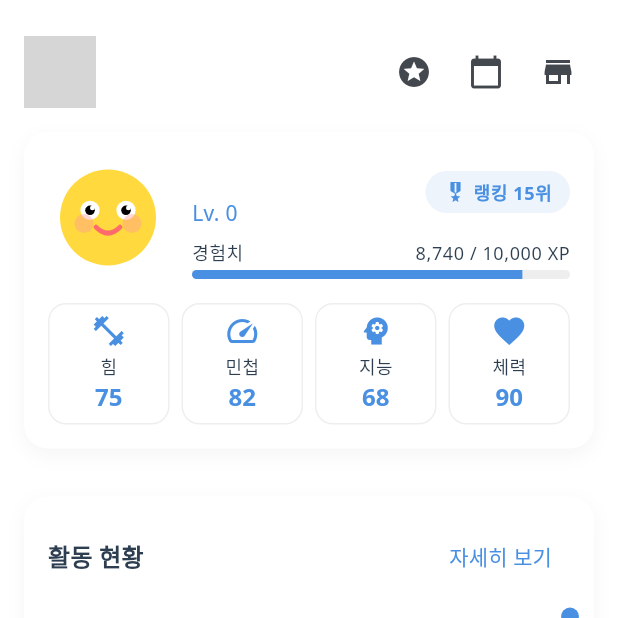
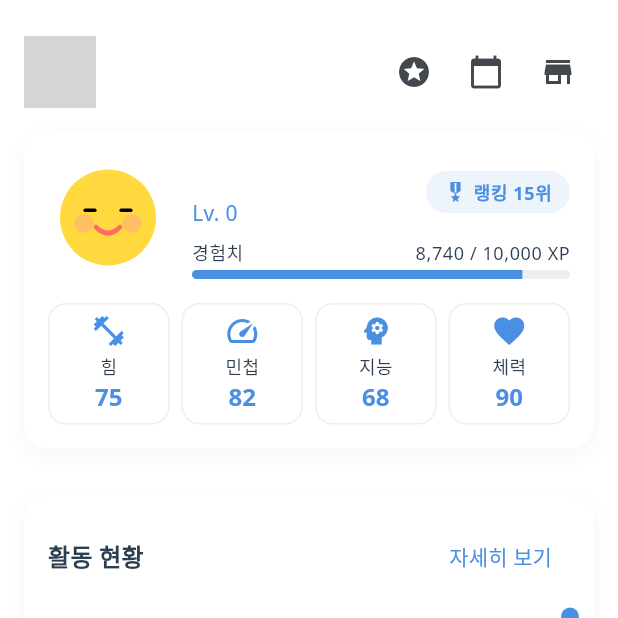
Before and after one commit to YoungGilMad/frontend, a Flutter app: the HomeScreen screen opened directly, after a tap on "1개월", on a phone screen of 412 x 824 dp, the top half of it. Run offline on Flutter 3.47's test engine with Material 3 defaults, Android fonts, the light colour scheme and no system bars; drawn by our look-alikes of fl_chart; our stand-ins replace flutter_dotenv, flutter_svg, google_fonts, shared_preferences, table_calendar; accounts and stored records are empty; network calls fail; grey boxes are pictures that could not be loaded.

Commit message:
character detail page add

```diff
--- /dev/null
+++ b/lib/presentation/widgets/home/animated_character_widget.dart
@@ -0,0 +1,72 @@
+import 'package:flutter/material.dart';
+import 'package:flutter_svg/flutter_svg.dart';
+
+class AnimatedCharacterWidget extends StatefulWidget {
+  const AnimatedCharacterWidget({super.key});
+
+  @override
+  State<AnimatedCharacterWidget> createState() => _AnimatedCharacterWidgetState();
+}
+
+class _AnimatedCharacterWidgetState extends State<AnimatedCharacterWidget> {
+  int _currentIndex = 0;
+  final List<String> _frames = [
+    // Frame 1 - Normal
+    '''<svg viewBox="0 0 100 100" xmlns="http://www.w3.org/2000/svg">
+      <circle cx="50" cy="50" r="40" fill="#FFD93D"/>
+      <g transform="translate(0,2)">
+        <circle cx="35" cy="42" r="8" fill="white"/>
+        <circle cx="35" cy="42" r="4" fill="black"/>
+        <circle cx="37" cy="40" r="2" fill="white"/>
+        <circle cx="65" cy="42" r="8" fill="white"/>
+        <circle cx="65" cy="42" r="4" fill="black"/>
+        <circle cx="67" cy="40" r="2" fill="white"/>
+      </g>
+      <circle cx="30" cy="55" r="8" fill="#FF9999" opacity="0.4"/>
+      <circle cx="70" cy="55" r="8" fill="#FF9999" opacity="0.4"/>
+      <path d="M 40 58 Q 50 68 60 58" fill="none" stroke="#FF6B6B" stroke-width="4" stroke-linecap="round"/>
+    </svg>''',
+
+    // Frame 2 - Blink
+    '''<svg viewBox="0 0 100 100" xmlns="http://www.w3.org/2000/svg">
+      <circle cx="50" cy="50" r="40" fill="#FFD93D"/>
+      <g transform="translate(0,2)">
+        <path d="M 31 42 L 39 42" stroke="black" stroke-width="3" stroke-linecap="round"/>
+        <path d="M 61 42 L 69 42" stroke="black" stroke-width="3" stroke-linecap="round"/>
+      </g>
+      <circle cx="30" cy="55" r="8" fill="#FF9999" opacity="0.4"/>
+      <circle cx="70" cy="55" r="8" fill="#FF9999" opacity="0.4"/>
+      <path d="M 40 58 Q 50 68 60 58" fill="none" stroke="#FF6B6B" stroke-width="4" stroke-linecap="round"/>
+    </svg>''',
+  ];  // 오직 2개의 프레임만 포함
+
+  @override
+  void initState() {
+    super.initState();
+    _startAnimation();
+  }
+
+  void _startAnimation() {
+    Future.delayed(const Duration(milliseconds: 1000), () {
+      if (mounted) {
+        setState(() {
+          _currentIndex = (_currentIndex + 1) % 2;  // 명시적으로 2개의 프레임만 사용
+        });
+        _startAnimation();
+      }
+    });
+  }
+
+  @override
+  Widget build(BuildContext context) {
+    return AnimatedSwitcher(
+      duration: const Duration(milliseconds: 200),
+      child: SvgPicture.string(
+        _frames[_currentIndex],
+        key: ValueKey<int>(_currentIndex),
+        width: 80,
+        height: 80,
+      ),
+    );
+  }
+}
--- a/lib/presentation/widgets/home/hero_status_widget.dart
+++ b/lib/presentation/widgets/home/hero_status_widget.dart
@@ -2,6 +2,7 @@ import 'package:flutter/material.dart';
 import 'package:provider/provider.dart';
 import '../../providers/auth_provider.dart';
 import 'character_detail_widget.dart';
+import 'animated_character_widget.dart';
 import 'package:flutter_svg/flutter_svg.dart';
 
 class HeroStatusWidget extends StatelessWidget {
@@ -57,11 +58,10 @@ class HeroStatusWidget extends StatelessWidget {
   Widget _buildHeroAvatar(BuildContext context) {
     return GestureDetector(
       onTap: () {
-        // 캐릭터 위젯으로 네비게이션
         Navigator.push(
           context,
           MaterialPageRoute(
-            builder: (context) => const CharacterDetailWidget(), // 새로운 스크린 생성 필요
+            builder: (context) => const CharacterDetailWidget(),
           ),
         );
       },
@@ -70,41 +70,22 @@ class HeroStatusWidget extends StatelessWidget {
         height: 80,
         child: Stack(
           children: [
-            // SVG 캐릭터
-            SvgPicture.string(
-              '''<svg viewBox="0 0 100 100" xmlns="http://www.w3.org/2000/svg">
-              <circle cx="50" cy="50" r="40" fill="#FFD93D"/>
-              <g transform="translate(0,2)">
-                <circle cx="35" cy="42" r="8" fill="white"/>
-                <circle cx="35" cy="42" r="4" fill="black"/>
-                <circle cx="37" cy="40" r="2" fill="white"/>
-                <circle cx="65" cy="42" r="8" fill="white"/>
-                <circle cx="65" cy="42" r="4" fill="black"/>
-                <circle cx="67" cy="40" r="2" fill="white"/>
-              </g>
-              <circle cx="30" cy="55" r="8" fill="#FF9999" opacity="0.4"/>
-              <circle cx="70" cy="55" r="8" fill="#FF9999" opacity="0.4"/>
-              <path d="M 40 58 Q 50 68 60 58" fill="none" stroke="#FF6B6B" stroke-width="4" stroke-linecap="round"/>
-            </svg>''' ,
-            width: 80,
-            height: 80,
-            ),
-            // 편집 버튼
+            const AnimatedCharacterWidget(),  // 새로 만든 위젯 사용
             // Positioned(
             //   right: 0,
             //   bottom: 0,
-            //   child: Container(
-            //     padding: const EdgeInsets.all(4),
-            //     decoration: BoxDecoration(
-            //       color: Theme.of(context).colorScheme.primary,
-            //       shape: BoxShape.circle,
-            //     ),
-            //     child: const Icon(
-            //       Icons.edit,
-            //       size: 16,
-            //       color: Colors.white,
-            //     ),
-            //   ),
+            //   // child: Container(
+            //   //   padding: const EdgeInsets.all(4),
+            //   //   decoration: BoxDecoration(
+            //   //     color: Theme.of(context).colorScheme.primary,
+            //   //     shape: BoxShape.circle,
+            //   //   ),
+            //   //   child: const Icon(
+            //   //     Icons.edit,
+            //   //     size: 16,
+            //   //     color: Colors.white,
+            //   //   ),
+            //   // ),
             // ),
           ],
         ),
```
Also changed, not shown: lib/presentation/widgets/home/character_detail_widget.dart (+76 -7 lines).
